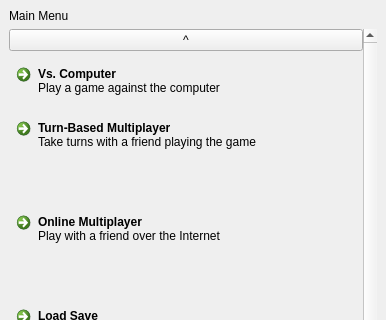
First picture: the form in client/screens/main/mainscreen.ui, repository ZoomTen/entertaining-tiles, before the edit; both pictures show x 0 to 386 and y 0 to 320 of the 386 by 479 pixel window.
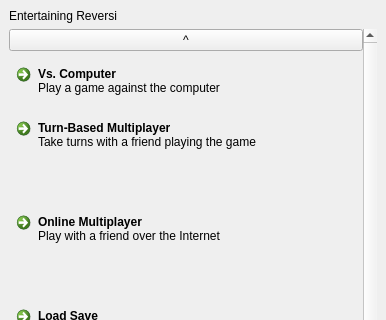
Second picture: the form after the edit. Custom widgets are drawn as their Qt base class.

Commit message: fix up the window title

Patch:
```diff
--- a/client/screens/main/mainscreen.ui
+++ b/client/screens/main/mainscreen.ui
@@ -36,7 +36,7 @@
        <item>
         <widget class="tTitleLabel" name="mainMenuTitle">
          <property name="text">
-          <string>Main Menu</string>
+          <string>Entertaining Reversi</string>
          </property>
         </widget>
        </item>
```
The commit also changes 2 other files.
